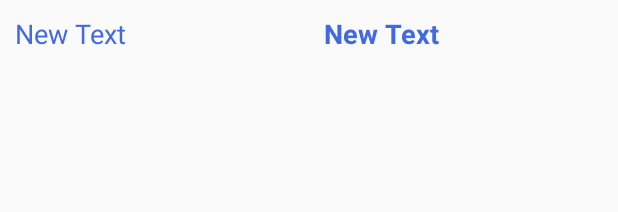
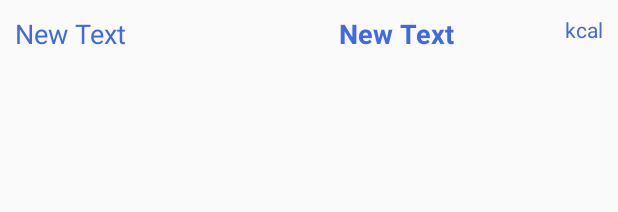
Before and after one commit to Waritsara26/Weight-Control, an Android app: the layout my_listview.xml on its own in the app's theme, with its tools: preview values and no code run, on a phone screen of 412 x 824 dp. Shown: the top 212 px of the screen. Run offline under Robolectric (Android 15) with nearby library versions, the phone set to English and light mode, and no system bars.

Commit message:
success QRcode

```diff
--- a/app/src/main/java/nu/khamenketkan/waritsara/weightcontrol/CaloriesListView.java
+++ b/app/src/main/java/nu/khamenketkan/waritsara/weightcontrol/CaloriesListView.java
@@ -39,8 +39,11 @@ public class CaloriesListView extends AppCompatActivity {
 
     } //Main Method
 
+    // Click QRcode
     public void clickQRcode(View view) {
 
+        //เมื่อมีการเรียกใช้การอ่าน QRcode ให้เรียกใช้ libary ที่อยู่ในแอพของ zxing client
+        // แล้วเอาผลลัพธ์ที่อ่านได้มาประมวลในแอพของเรา โดยการผ่าน intent
         try {
 
             Intent intent = new Intent("com.google.zxing.client.android.SCAN");
@@ -48,12 +51,15 @@ public class CaloriesListView extends AppCompatActivity {
             startActivityForResult(intent, 0);
 
         } catch (Exception e) {
+            //แต่ถ้าในมือถือไม่มี zxing client จะขึ้นข้อความขอร้องให้ติดตั้ง Barcode scanner ก่อน
             Toast.makeText(this, "Please Install Barcode Scanner",
                     Toast.LENGTH_SHORT).show();
         }
 
     }   // clickQRcode
 
+    //นี่คือ method ที่จะทำงานหลังจาก zxing client ทำงานเสร็จแล้ว
+    // จะส่งสิ่งที่อ่านได้มาเป็น Data
     @Override
     protected void onActivityResult(int requestCode, int resultCode, Intent data) {
         super.onActivityResult(requestCode, resultCode, data);
@@ -63,9 +69,10 @@ public class CaloriesListView extends AppCompatActivity {
 
             String strQRcode = data.getStringExtra("SCAN_RESULT");
             Log.d("1novV1", "QR code ==> " + strQRcode);
+            //คือการเอา String ที่อ่านได้จาก QRcode มาทำการแยกโดยใช้เครื่องหมาย / เป็นตัวแยก
             String[] QRStrings = strQRcode.split("/");
-            Log.d("1novV1", "array0 ==> " + QRStrings[0]);
-            Log.d("1novV1", "array1 ==> " + QRStrings[1]);
+            Log.d("1novV1", "array0 ==> " + QRStrings[0]); //ชื่อขนม
+            Log.d("1novV1", "array1 ==> " + QRStrings[1]); //ค่าตัวแคลอรี่
 
             MyManage myManage = new MyManage(this);
             myManage.addCalories(dateString, QRStrings[0], QRStrings[1]);
--- a/app/src/main/res/layout/my_listview.xml
+++ b/app/src/main/res/layout/my_listview.xml
@@ -13,14 +13,30 @@
         android:layout_margin="10dp"
         android:textColor="@color/text" />
 
+    <RelativeLayout
+        android:layout_width="0dp"
+        android:layout_height="match_parent"
+        android:layout_weight="1">
+
         <TextView
-        android:layout_width="0dp"
+            android:layout_width="wrap_content"
             android:layout_height="wrap_content"
             android:text="New Text"
             android:id="@+id/textView17"
             android:textSize="@dimen/h2"
-        android:layout_weight="1"
+
             android:textStyle="bold"
             android:layout_margin="10dp"
             android:textColor="@color/text" />
+
+        <TextView
+            android:layout_width="wrap_content"
+            android:layout_height="wrap_content"
+            android:layout_margin="10dp"
+            android:textColor="@color/text"
+            android:text="kcal"
+            android:id="@+id/textView19"
+            android:layout_alignParentRight="true" />
+    </RelativeLayout>
+
 </LinearLayout>
```
Lines whose indentation alone changed are shown as unchanged.
